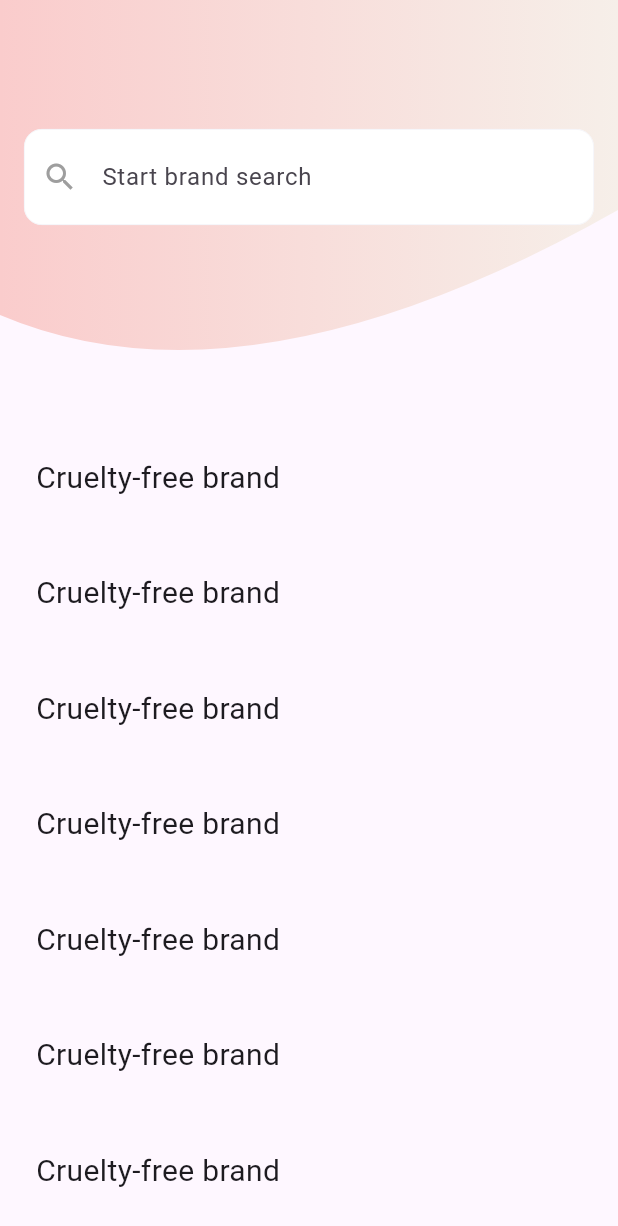
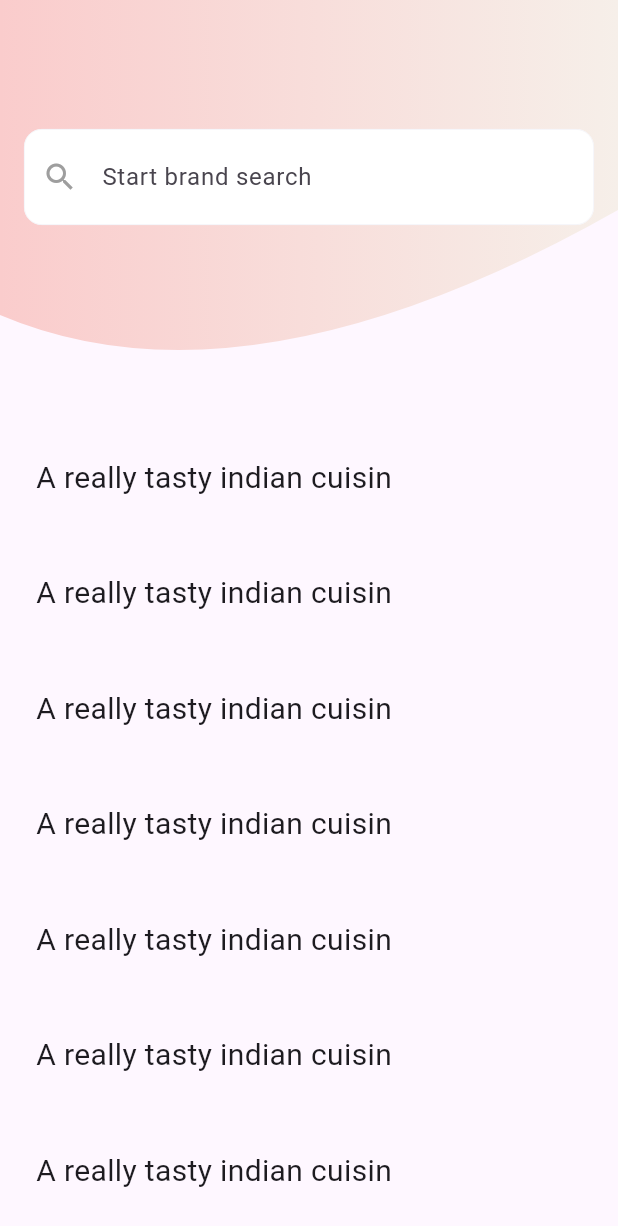
Before and after one commit to Campus-Dabba/campus_dabba_mobile, a Flutter app: the screen it shows after launch, on a phone screen of 412 x 824 dp. Shown: the top 1226 px of the screen. Run offline on Flutter 3.47's test engine with Material 3 defaults, Android fonts, the phone set to English and light mode, and no system bars.

Commit message:
search page and stuff

```diff
--- a/lib/screen/home_screen.dart
+++ b/lib/screen/home_screen.dart
@@ -7,7 +7,7 @@ class HomeScreen extends StatelessWidget {
   @override
   Widget build(BuildContext context) {
     return const Scaffold(
-      appBar: GradientAppBarWidget(),
+      // appBar: AppBar(),
       body: Center(
         child: Text("what are you"),
       ),
--- a/lib/screen/search_screen.dart
+++ b/lib/screen/search_screen.dart
@@ -53,9 +53,6 @@ class BackgroundWaveClipper extends CustomClipper<Path> {
   bool shouldReclip(BackgroundWaveClipper oldClipper) => oldClipper != this;
 }
 
-
-
-
 class SearchBar extends StatelessWidget {
   final pink = const Color(0xFFFACCCC);
   final grey = const Color(0xFFF2F2F7);
@@ -87,16 +84,10 @@ class SearchBar extends StatelessWidget {
   }
 
   OutlineInputBorder _border(Color color) => OutlineInputBorder(
-    borderSide: BorderSide(width: 0.5, color: color),
-    borderRadius: BorderRadius.circular(12),
-  );
+        borderSide: BorderSide(width: 0.5, color: color),
+        borderRadius: BorderRadius.circular(12),
+      );
 }
-
-
-
-
-
-
 
 class SearchScreen extends StatelessWidget {
   const SearchScreen({super.key});
@@ -117,7 +108,7 @@ class SearchScreen extends StatelessWidget {
                 margin: const EdgeInsets.all(8),
                 padding: const EdgeInsets.all(16),
                 child: const Text(
-                  'Cruelty-free brand',
+                  'A really tasty indian cuisin',
                   style: TextStyle(fontSize: 20),
                 ));
           }, childCount: 20))
@@ -127,10 +118,6 @@ class SearchScreen extends StatelessWidget {
   }
 }
 
-
-
-
-
 class SliverSearchAppBar extends SliverPersistentHeaderDelegate {
   const SliverSearchAppBar();
 
@@ -138,7 +125,7 @@ class SliverSearchAppBar extends SliverPersistentHeaderDelegate {
   Widget build(
       BuildContext context, double shrinkOffset, bool overlapsContent) {
     var adjustedShrinkOffset =
-    shrinkOffset > minExtent ? minExtent : shrinkOffset;
+        shrinkOffset > minExtent ? minExtent : shrinkOffset;
     double offset = (minExtent - adjustedShrinkOffset) * 0.5;
     double topPadding = MediaQuery.of(context).padding.top + 16;
 
```
Also changed, not shown: lib/widgets/custom_app_bar.dart (+11 -0 lines).
